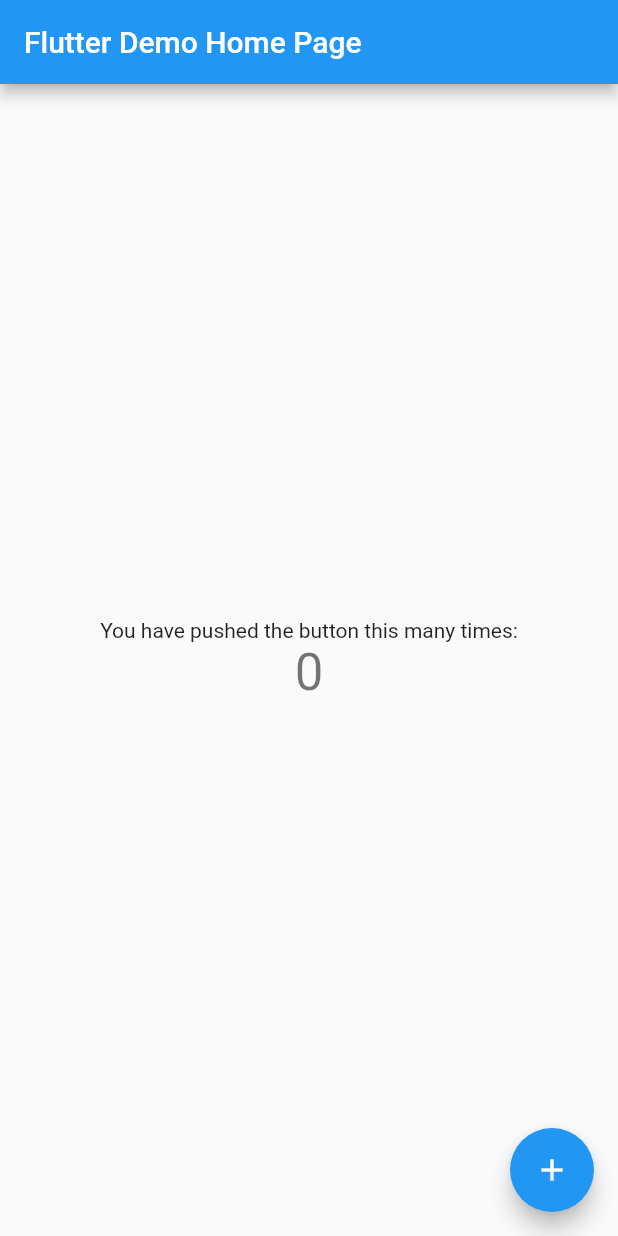
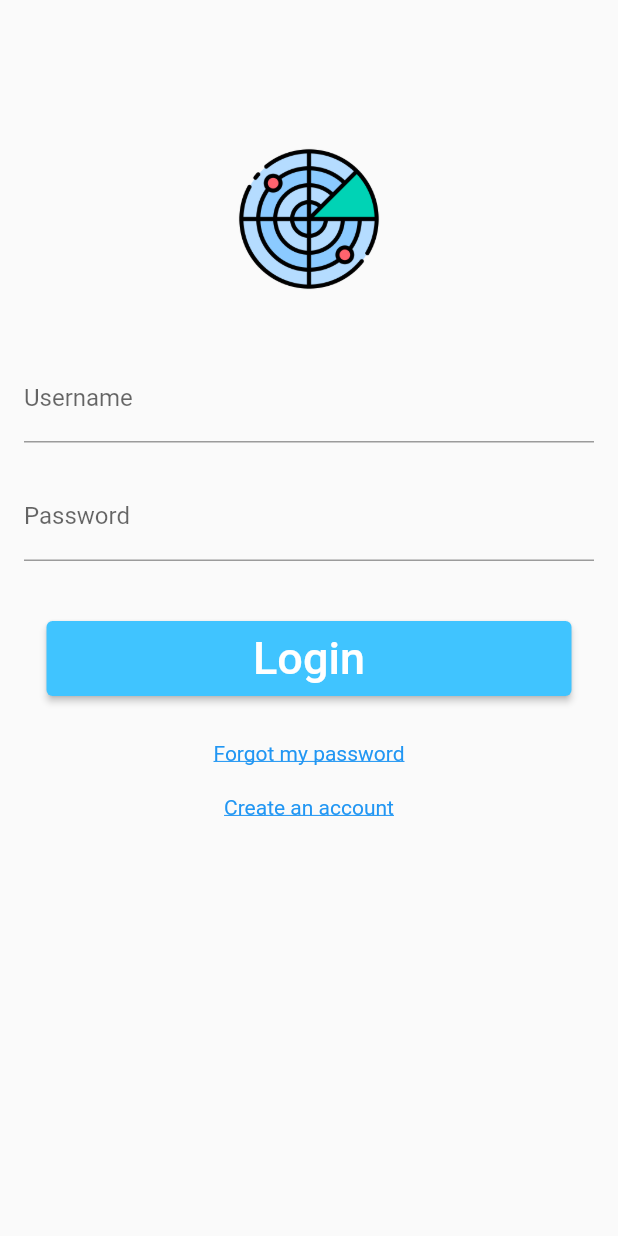
Before and after one commit to r-grg/recon_PS, a Flutter app: the screen it shows after launch, on a phone screen of 412 x 824 dp. Run offline on Flutter 3.47's test engine with Material 2 defaults, Android fonts, the phone set to English and light mode, and no system bars; our stand-ins replace cloud_firestore, firebase_core; accounts and stored records are empty.

```diff
--- /dev/null
+++ b/lib/login_page.dart
@@ -0,0 +1,146 @@
+import 'package:flutter/material.dart';
+import 'package:cloud_firestore/cloud_firestore.dart';
+import 'home_page.dart';
+
+class LoginPage extends StatefulWidget {
+  @override
+  _LoginPageState createState() => _LoginPageState();
+}
+
+class _LoginPageState extends State<LoginPage> {
+  final TextEditingController _usernameController = TextEditingController();
+  final TextEditingController _passwordController = TextEditingController();
+  final _formKey = GlobalKey<FormState>();
+
+  Future<void> _signIn() async {
+    try {
+      final username = _usernameController.text.trim();
+      final password = _passwordController.text.trim();
+
+      // Get the Firestore collection for users
+      final userCollection = FirebaseFirestore.instance.collection('users');
+
+      // Query the collection for the entered username and password
+      final querySnapshot = await userCollection
+          .where('username', isEqualTo: username)
+          .where('password', isEqualTo: password)
+          .get();
+
+      // Check if the query returned any documents
+      if (querySnapshot.docs.isNotEmpty) {
+        // The login credentials are correct, navigate to the home page
+        Navigator.pushReplacement(
+          context,
+          MaterialPageRoute(builder: (context) => HomePage())
+          );
+      } else {
+        // The login credentials are incorrect, show an error message
+        ScaffoldMessenger.of(context).showSnackBar(SnackBar(
+          content: Text('Invalid username or password'),
+          duration: Duration(seconds: 3),
+        ));
+      }
+    } catch (e) {
+      print(e.toString());
+      ScaffoldMessenger.of(context).showSnackBar(SnackBar(
+        content: Text('An error occurred'),
+        duration: Duration(seconds: 3),
+      ));
+    }
+  }
+
+  @override
+  Widget build(BuildContext context) {
+    return Scaffold(
+      body: SingleChildScrollView(
+        child: Container(
+          padding: const EdgeInsets.all(16.0),
+          child: Form(
+            key: _formKey,
+            child: Column(
+              children: [
+                const SizedBox(height: 80.0),
+                Image.asset(
+                  'Images/Recon.png',
+                  height: 100.0,
+                ),
+                const SizedBox(height: 40.0),
+                TextFormField(
+                  controller: _usernameController,
+                  decoration: const InputDecoration(
+                    labelText: 'Username',
+                    hintText: 'Enter your username',
+                  ),
+                  validator: (value) {
+                    if (value!.isEmpty) {
+                      return 'Please enter your username';
+                    }
+                    return null;
+                  },
+                ),
+                const SizedBox(height: 20.0),
+                TextFormField(
+                  controller: _passwordController,
+                  obscureText: true,
+                  decoration: const InputDecoration(
+                    labelText: 'Password',
+                    hintText: 'Enter your password',
+                  ),
+                  validator: (value) {
+                    if (value!.isEmpty) {
+                      return 'Please enter your password';
+                    }
+                    return null;
+                  },
+                ),
+                const SizedBox(
+                  height: 40.0,
+                ),
+                ElevatedButton(
+                  onPressed: () {
+                    if (_formKey.currentState!.validate()) {
+                      _signIn();
+                    }
+                  },
+                  style: ElevatedButton.styleFrom(
+                      fixedSize: const Size(350, 50), backgroundColor: Colors.lightBlueAccent),
+                  child: const Text('Login',
+                    style: TextStyle(
+                        fontSize: 30,
+                        fontWeight: FontWeight.w500),
+                  ),
+                ),
+                const SizedBox(height: 30.0),
+                GestureDetector(
+                  onTap: () {
+                    // Navigate to Forgot Password screen
+                  },
+                  child: const Text(
+                    'Forgot my password',
+                    style: TextStyle(
+                      color: Colors.blue,
+                      decoration: TextDecoration.underline,
+                    ),
+                  ),
+                ),
+                const SizedBox(height: 20.0),
+                GestureDetector(
+                  onTap: () {
+                    // Navigate to Create Account screen
+                  },
+                  child: const Text(
+                    'Create an account',
+                    style: TextStyle(
+                      color: Colors.blue,
+                      decoration: TextDecoration.underline,
+                    ),
+                  ),
+                ),
+              ],
+            ),
+          ),
+        ),
+      ),
+    );
+  }
+}
--- a/lib/main.dart
+++ b/lib/main.dart
@@ -1,115 +1,23 @@
 import 'package:flutter/material.dart';
+import 'package:firebase_core/firebase_core.dart';
+import 'package:recon_ps/home_page.dart';
+import 'firebase_options.dart';
+import 'login_page.dart';
 
-void main() {
+void main() async {
   runApp(const MyApp());
+  await Firebase.initializeApp(
+    options: DefaultFirebaseOptions.currentPlatform,
+  );
 }
 
 class MyApp extends StatelessWidget {
   const MyApp({super.key});
 
-  // This widget is the root of your application.
   @override
   Widget build(BuildContext context) {
     return MaterialApp(
-      title: 'Flutter Demo',
-      theme: ThemeData(
-        // This is the theme of your application.
-        //
-        // Try running your application with "flutter run". You'll see the
-        // application has a blue toolbar. Then, without quitting the app, try
-        // changing the primarySwatch below to Colors.green and then invoke
-        // "hot reload" (press "r" in the console where you ran "flutter run",
-        // or simply save your changes to "hot reload" in a Flutter IDE).
-        // Notice that the counter didn't reset back to zero; the application
-        // is not restarted.
-        primarySwatch: Colors.blue,
-      ),
-      home: const MyHomePage(title: 'Flutter Demo Home Page'),
+      home: LoginPage(),
     );
   }
 }
-
-class MyHomePage extends StatefulWidget {
-  const MyHomePage({super.key, required this.title});
-
-  // This widget is the home page of your application. It is stateful, meaning
-  // that it has a State object (defined below) that contains fields that affect
-  // how it looks.
-
-  // This class is the configuration for the state. It holds the values (in this
-  // case the title) provided by the parent (in this case the App widget) and
-  // used by the build method of the State. Fields in a Widget subclass are
-  // always marked "final".
-
-  final String title;
-
-  @override
-  State<MyHomePage> createState() => _MyHomePageState();
-}
-
-class _MyHomePageState extends State<MyHomePage> {
-  int _counter = 0;
-
-  void _incrementCounter() {
-    setState(() {
-      // This call to setState tells the Flutter framework that something has
-      // changed in this State, which causes it to rerun the build method below
-      // so that the display can reflect the updated values. If we changed
-      // _counter without calling setState(), then the build method would not be
-      // called again, and so nothing would appear to happen.
-      _counter++;
-    });
-  }
-
-  @override
-  Widget build(BuildContext context) {
-    // This method is rerun every time setState is called, for instance as done
-    // by the _incrementCounter method above.
-    //
-    // The Flutter framework has been optimized to make rerunning build methods
-    // fast, so that you can just rebuild anything that needs updating rather
-    // than having to individually change instances of widgets.
-    return Scaffold(
-      appBar: AppBar(
-        // Here we take the value from the MyHomePage object that was created by
-        // the App.build method, and use it to set our appbar title.
-        title: Text(widget.title),
-      ),
-      body: Center(
-        // Center is a layout widget. It takes a single child and positions it
-        // in the middle of the parent.
-        child: Column(
-          // Column is also a layout widget. It takes a list of children and
-          // arranges them vertically. By default, it sizes itself to fit its
-          // children horizontally, and tries to be as tall as its parent.
-          //
-          // Invoke "debug painting" (press "p" in the console, choose the
-          // "Toggle Debug Paint" action from the Flutter Inspector in Android
-          // Studio, or the "Toggle Debug Paint" command in Visual Studio Code)
-          // to see the wireframe for each widget.
-          //
-          // Column has various properties to control how it sizes itself and
-          // how it positions its children. Here we use mainAxisAlignment to
-          // center the children vertically; the main axis here is the vertical
-          // axis because Columns are vertical (the cross axis would be
-          // horizontal).
-          mainAxisAlignment: MainAxisAlignment.center,
-          children: <Widget>[
-            const Text(
-              'You have pushed the button this many times:',
-            ),
-            Text(
-              '$_counter',
-              style: Theme.of(context).textTheme.headlineMedium,
-            ),
-          ],
-        ),
-      ),
-      floatingActionButton: FloatingActionButton(
-        onPressed: _incrementCounter,
-        tooltip: 'Increment',
-        child: const Icon(Icons.add),
-      ), // This trailing comma makes auto-formatting nicer for build methods.
-    );
-  }
-}
```
Also changed, not shown: lib/home_page.dart (added, +59 -0 lines), pubspec.yaml (+4 -3 lines), Images/Recon.png (added), lib/firebase_options.dart (added), 4 other files.
